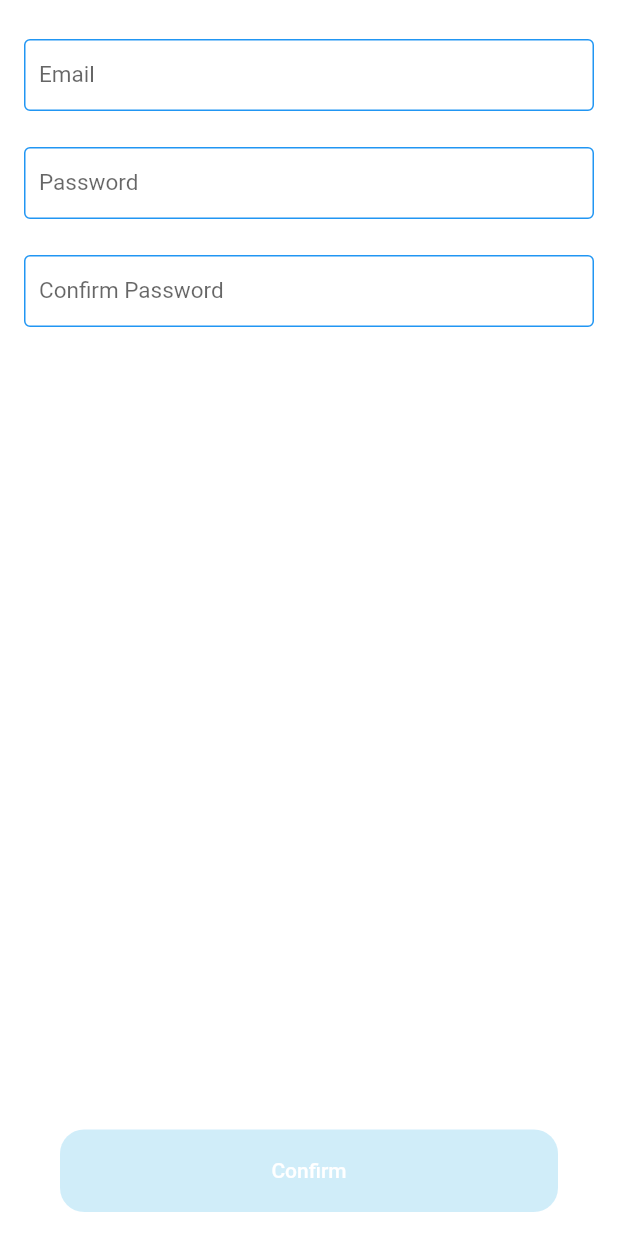
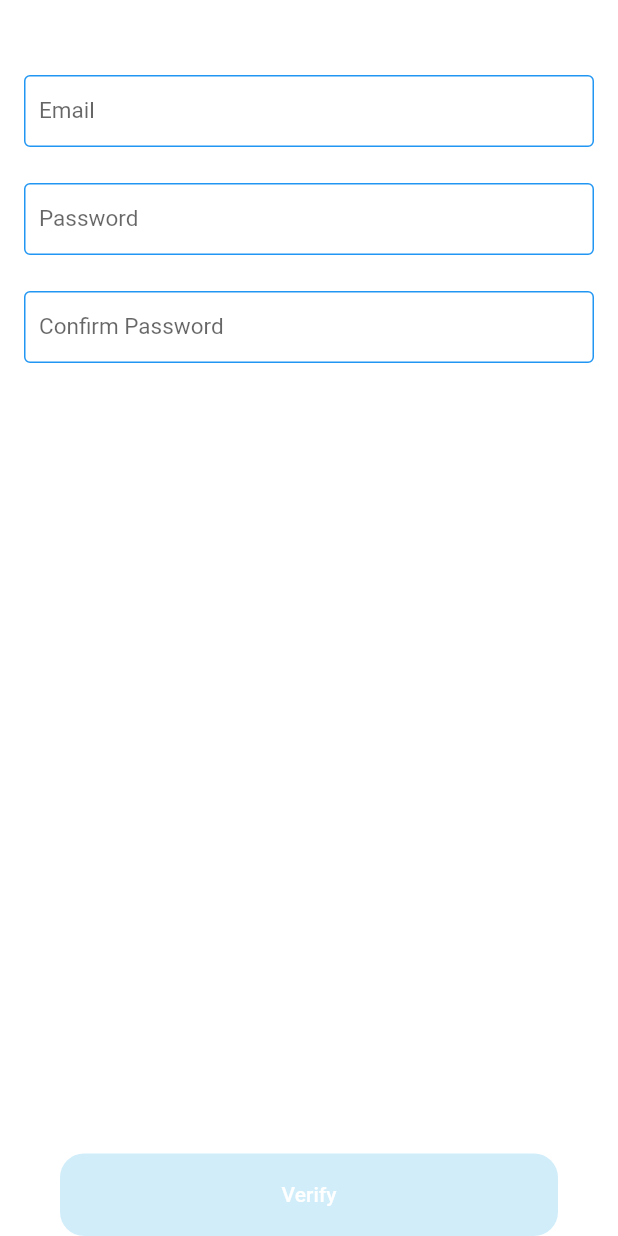
Before and after one commit to A-P-I-Team/MyMedFrontEnd, a Flutter app: the EmailPage widget shown alone on an empty page, opened directly with empty values, on a phone screen of 412 x 824 dp. Run offline on Flutter 3.47's test engine with Material 2 defaults, Android fonts, the light colour scheme and no system bars; our stand-ins replace auto_route, cached_network_image, image_picker, smooth_page_indicator.

Commit message:
Refactor Email page paddings

```diff
--- a/my_med/lib/src/modules/intro/pages/email_page.dart
+++ b/my_med/lib/src/modules/intro/pages/email_page.dart
@@ -36,7 +36,11 @@ class EmailPage extends StatelessWidget {
     return Form(
       key: formKey,
       child: Padding(
-        padding: const EdgeInsets.all(16.0),
+        padding: const EdgeInsets.only(
+          top: 40.0,
+          left: 16,
+          right: 16,
+        ),
         child: Column(
           children: [
             Expanded(
@@ -89,7 +93,7 @@ class EmailPage extends StatelessWidget {
                     width: double.infinity,
                     child: DefaultButton(
                       onPressed: (formIsValid) ? onConfirmTap : null,
-                      child: const Text("Confirm"),
+                      child: const Text("Verify"),
                     ),
                   ),
                 ),
```
